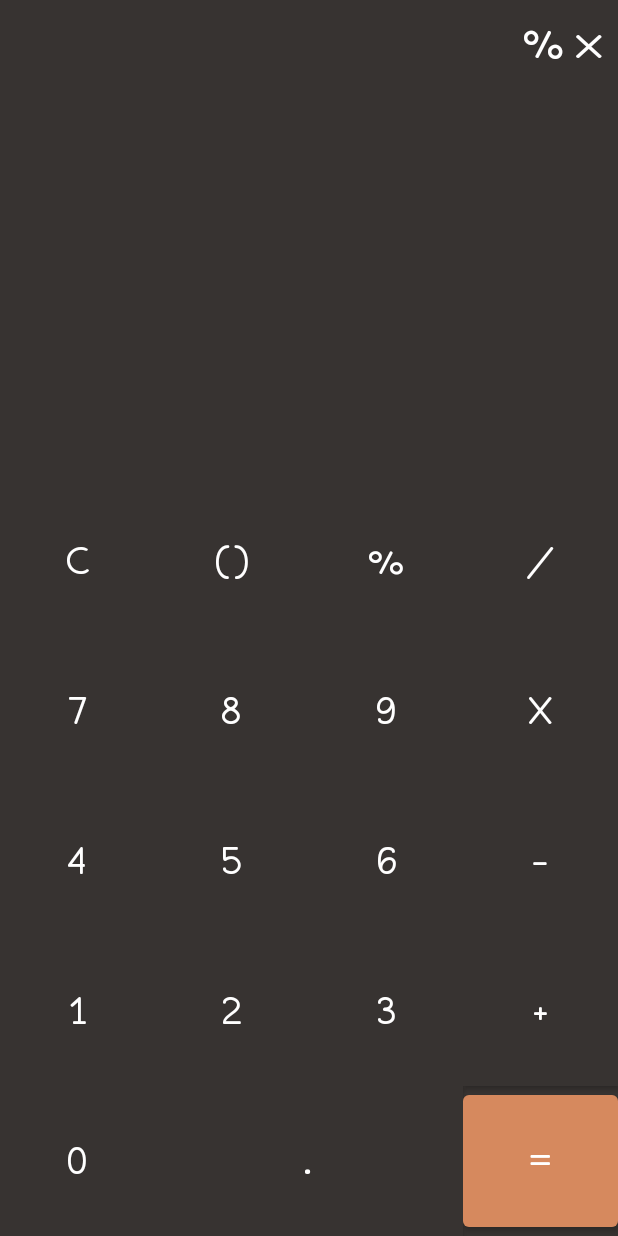
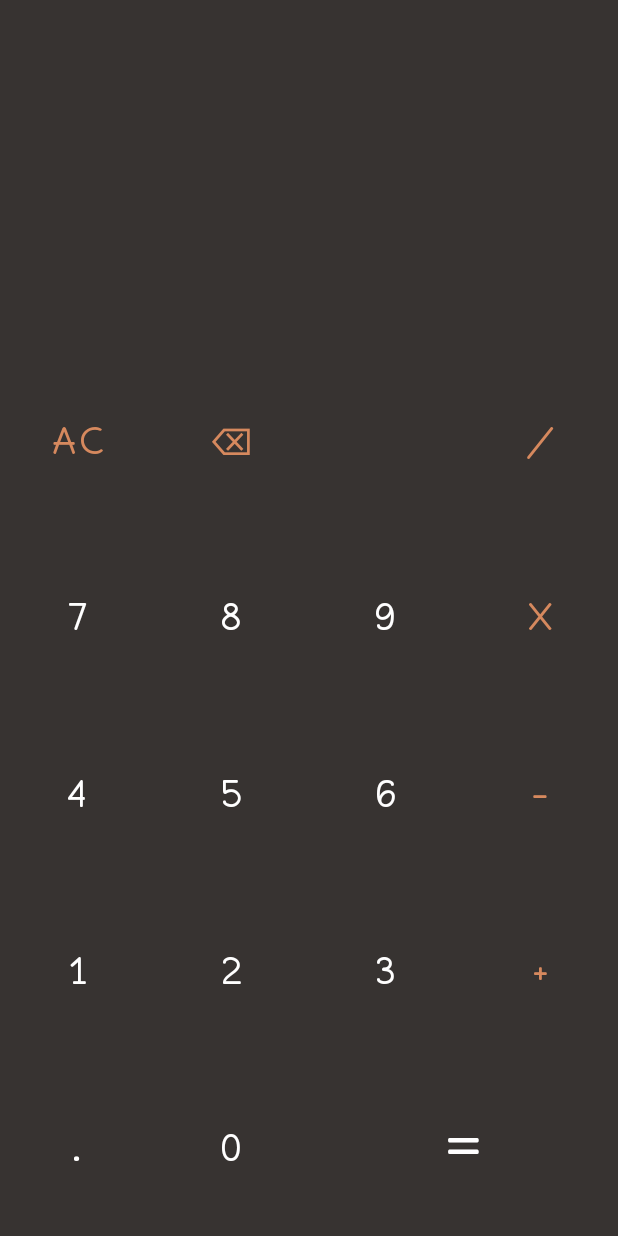
Before and after one commit to nicolasvc/CalculadoraLaPlace, an Android app: the screen it shows after launch (MainActivity), after a tap on an icon or button, on a phone screen of 412 x 824 dp. Run offline under Robolectric (Android 15) with nearby library versions, the phone set to English and light mode, and no system bars; 2 other taps on this screen came first.

Commit message:
Ajuste logica para que realize las operaciones basicas

```diff
--- a/app/src/main/java/com/example/calculadoralaplace/MainActivity.kt
+++ b/app/src/main/java/com/example/calculadoralaplace/MainActivity.kt
@@ -1,59 +1,174 @@
 package com.example.calculadoralaplace
 
 import android.os.Bundle
+import android.view.MenuItem
+import android.view.View
+import android.widget.Button
 import androidx.appcompat.app.AppCompatActivity
 import com.example.calculadoralaplace.databinding.ActivityMainBinding
+import kotlinx.android.synthetic.main.activity_main.*
 import kotlinx.android.synthetic.main.buttons_layout.*
 import kotlinx.android.synthetic.main.input_layout.*
 
 class MainActivity : AppCompatActivity() {
 
     private lateinit var binding: ActivityMainBinding
+    private var canAddOperation = false
+    private var canAddDecimal = true
 
     override fun onCreate(savedInstanceState: Bundle?) {
         super.onCreate(savedInstanceState)
         binding = ActivityMainBinding.inflate(layoutInflater)
         setContentView(binding.root)
-        initView()
     }
 
-    private fun initView(){
-        btn0.setOnClickListener { setProcess("0")}
-        btn1.setOnClickListener { setProcess("1")}
-        btn2.setOnClickListener { setProcess("2")}
-        btn3.setOnClickListener { setProcess("3")}
-        btn4.setOnClickListener { setProcess("4")}
-        btn5.setOnClickListener { setProcess("5")}
-        btn6.setOnClickListener { setProcess("6")}
-        btn7.setOnClickListener { setProcess("7")}
-        btn8.setOnClickListener { setProcess("8")}
-        btn9.setOnClickListener { setProcess("9")}
-        btnSum.setOnClickListener { setProcess("+")}
-        btnRest.setOnClickListener { setProcess("-")}
-        btnmultiply.setOnClickListener { setProcess("x")}
-        btnDivision.setOnClickListener { setProcess("÷")}
-        btnPercent.setOnClickListener { setProcess("%")}
-        btnClear.setOnClickListener {cleanCalculator()}
-        btnEquals.setOnClickListener { operateFunction() }
+    fun numberAction(view: View)
+    {
+        if(view is Button)
+        {
+            if(view.text == ".")
+            {
+                if(canAddDecimal)
+                    workingsTV.append(view.text)
 
-    }
+                canAddDecimal = false
+            }
+            else
+                workingsTV.append(view.text)
 
-    private fun operateFunction() {
-        val listaOperadores :List<String> = tvInput.text.toString().split("(?<=[-+*/])|(?=[-+*/])")
-        for (listaOperadore in listaOperadores) {
-
+            canAddOperation = true
         }
     }
 
-    private fun setProcess(value:String){
-        val progress = tvInput.text
-        tvInput.text = String.format("%s %s",progress,value)
+    fun operationAction(view: View)
+    {
+        if(view is Button && canAddOperation)
+        {
+            workingsTV.append(view.text)
+            canAddOperation = false
+            canAddDecimal = true
+        }
     }
 
-    private fun cleanCalculator(){
-        tvInput.text = ""
-        tvOutput.text = ""
+    fun allClearAction(view: View)
+    {
+        workingsTV.text = ""
+        resultsTV.text = ""
     }
 
+    fun backSpaceAction(view: View)
+    {
+        val length = workingsTV.length()
+        if(length > 0)
+            workingsTV.text = workingsTV.text.subSequence(0, length - 1)
+    }
+
+    fun equalsAction(view: View)
+    {
+        resultsTV.text = calculateResults()
+    }
+
+    private fun calculateResults(): String
+    {
+        val digitsOperators = digitsOperators()
+        if(digitsOperators.isEmpty()) return ""
+
+        val timesDivision = timesDivisionCalculate(digitsOperators)
+        if(timesDivision.isEmpty()) return ""
+
+        val result = addSubtractCalculate(timesDivision)
+        return result.toString()
+    }
+
+    private fun addSubtractCalculate(passedList: MutableList<Any>): Float
+    {
+        var result = passedList[0] as Float
+
+        for(i in passedList.indices)
+        {
+            if(passedList[i] is Char && i != passedList.lastIndex)
+            {
+                val operator = passedList[i]
+                val nextDigit = passedList[i + 1] as Float
+                if (operator == '+')
+                    result += nextDigit
+                if (operator == '-')
+                    result -= nextDigit
+            }
+        }
+
+        return result
+    }
+
+    private fun timesDivisionCalculate(passedList: MutableList<Any>): MutableList<Any>
+    {
+        var list = passedList
+        while (list.contains('x') || list.contains('/'))
+        {
+            list = calcTimesDiv(list)
+        }
+        return list
+    }
+
+    private fun calcTimesDiv(passedList: MutableList<Any>): MutableList<Any>
+    {
+        val newList = mutableListOf<Any>()
+        var restartIndex = passedList.size
+
+        for(i in passedList.indices)
+        {
+            if(passedList[i] is Char && i != passedList.lastIndex && i < restartIndex)
+            {
+                val operator = passedList[i]
+                val prevDigit = passedList[i - 1] as Float
+                val nextDigit = passedList[i + 1] as Float
+                when(operator)
+                {
+                    'x' ->
+                    {
+                        newList.add(prevDigit * nextDigit)
+                        restartIndex = i + 1
+                    }
+                    '/' ->
+                    {
+                        newList.add(prevDigit / nextDigit)
+                        restartIndex = i + 1
+                    }
+                    else ->
+                    {
+                        newList.add(prevDigit)
+                        newList.add(operator)
+                    }
+                }
+            }
+
+            if(i > restartIndex)
+                newList.add(passedList[i])
+        }
+
+        return newList
+    }
+
+    private fun digitsOperators(): MutableList<Any>
+    {
+        val list = mutableListOf<Any>()
+        var currentDigit = ""
+        for(character in workingsTV.text)
+        {
+            if(character.isDigit() || character == '.')
+                currentDigit += character
+            else
+            {
+                list.add(currentDigit.toFloat())
+                currentDigit = ""
+                list.add(character)
+            }
+        }
+
+        if(currentDigit != "")
+            list.add(currentDigit.toFloat())
+
+        return list
+    }
 
 }
--- a/app/src/main/res/layout/activity_main.xml
+++ b/app/src/main/res/layout/activity_main.xml
@@ -1,40 +1,147 @@
 <?xml version="1.0" encoding="utf-8"?>
-<androidx.constraintlayout.widget.ConstraintLayout xmlns:android="http://schemas.android.com/apk/res/android"
+<LinearLayout
+    xmlns:android="http://schemas.android.com/apk/res/android"
     xmlns:app="http://schemas.android.com/apk/res-auto"
     xmlns:tools="http://schemas.android.com/tools"
     android:layout_width="match_parent"
     android:layout_height="match_parent"
     android:orientation="vertical"
     android:background="@color/black_buttons"
-    android:layout_gravity="center_vertical"
+    tools:ignore="HardcodedText"
     tools:context=".MainActivity">
+    <androidx.constraintlayout.widget.ConstraintLayout
+        android:layout_width="match_parent"
+        android:layout_height="0dp"
+        android:layout_weight="2"
+        android:padding="20dp">
+
+        <TextView
+            android:id="@+id/workingsTV"
+            android:layout_width="match_parent"
+            android:layout_height="wrap_content"
+            android:text=""
+            android:lines="2"
+            android:maxLines="2"
+            android:textColor="@color/white"
+            android:textAlignment="textEnd"
+            android:textSize="25sp"
+            app:layout_constraintBottom_toTopOf="@id/resultsTV"
+            app:layout_constraintLeft_toLeftOf="parent"
+            app:layout_constraintRight_toRightOf="parent"
+            app:layout_constraintTop_toTopOf="parent" />
+
+        <TextView
+            android:id="@+id/resultsTV"
+            android:layout_width="match_parent"
+            android:layout_height="wrap_content"
+            android:text=""
+            android:lines="1"
+            android:maxLines="1"
+            android:textColor="@color/white"
+            android:textAlignment="textEnd"
+            android:textSize="40sp"
+            app:layout_constraintBottom_toBottomOf="parent"
+            app:layout_constraintLeft_toLeftOf="parent"
+            app:layout_constraintRight_toRightOf="parent" />
+
+
+    </androidx.constraintlayout.widget.ConstraintLayout>
 
     <LinearLayout
-        android:layout_width="match_parent"
-        android:layout_height="wrap_content"
-        app:layout_constraintStart_toStartOf="parent"
-        app:layout_constraintTop_toTopOf="parent">
+        style="@style/buttonRow">
 
-        <include
-            layout="@layout/input_layout"
-            android:layout_width="match_parent"
-            android:layout_height="wrap_content" />
+        <Button
+            style="@style/buttonNumber"
+            android:textColor="@color/orange"
+            android:onClick="allClearAction"
+            android:text="AC"/>
+        <Button
+            style="@style/buttonNumber"
+            android:textColor="@color/orange"
+            android:onClick="backSpaceAction"
+            android:text="⌫"/>
+        <Button
+            style="@style/buttonNumber"
+            android:text="" />
+        <Button
+            style="@style/buttonOperator"
+            android:text="/"/>
+
     </LinearLayout>
 
     <LinearLayout
-        android:layout_width="match_parent"
-        android:layout_height="wrap_content"
-        android:background="@color/black_buttons"
-        app:layout_constraintBottom_toBottomOf="parent"
-        app:layout_constraintEnd_toEndOf="parent"
-        app:layout_constraintStart_toStartOf="parent">
+        style="@style/buttonRow">
 
-        <include
-            layout="@layout/buttons_layout"
-            android:layout_width="match_parent"
-            android:layout_height="wrap_content" />
+        <Button
+            style="@style/buttonNumber"
+            android:text="7"/>
+        <Button
+            style="@style/buttonNumber"
+            android:text="8"/>
+        <Button
+            style="@style/buttonNumber"
+            android:text="9" />
+        <Button
+            style="@style/buttonOperator"
+            android:text="x"/>
+
+    </LinearLayout>
+
+    <LinearLayout
+        style="@style/buttonRow">
+
+        <Button
+            style="@style/buttonNumber"
+            android:text="4"/>
+        <Button
+            style="@style/buttonNumber"
+            android:text="5"/>
+        <Button
+            style="@style/buttonNumber"
+            android:text="6" />
+        <Button
+            style="@style/buttonOperator"
+            android:text="-"/>
+
+    </LinearLayout>
+
+    <LinearLayout
+        style="@style/buttonRow">
+
+        <Button
+            style="@style/buttonNumber"
+            android:text="1"/>
+        <Button
+            style="@style/buttonNumber"
+            android:text="2"/>
+        <Button
+            style="@style/buttonNumber"
+            android:text="3" />
+        <Button
+            style="@style/buttonOperator"
+            android:text="+"/>
+
+    </LinearLayout>
+
+    <LinearLayout
+        style="@style/buttonRow">
+
+        <Button
+            style="@style/buttonNumber"
+            android:text="."/>
+        <Button
+            style="@style/buttonNumber"
+            android:text="0"/>
+        <Button
+            style="@style/buttonNumber"
+            android:layout_weight="2"
+            android:background="@color/orange"
+            android:textSize="40sp"
+            android:onClick="equalsAction"
+            android:text="=" />
 
     </LinearLayout>
 
 
-</androidx.constraintlayout.widget.ConstraintLayout>
+
+</LinearLayout>
--- /dev/null
+++ b/app/src/main/res/values/styles.xml
@@ -0,0 +1,29 @@
+<?xml version="1.0" encoding="utf-8"?>
+<resources>
+    <style name="buttonRow">
+        <item name="android:layout_weight">1</item>
+        <item name="android:layout_width">match_parent</item>
+        <item name="android:layout_height">0dp</item>
+    </style>
+
+    <style name="buttonNumber">
+        <item name="android:layout_weight">1</item>
+        <item name="android:layout_width">0dp</item>
+        <item name="android:layout_height">match_parent</item>
+        <item name="android:background">@color/black_buttons</item>
+        <item name="android:textSize">25sp</item>
+        <item name="android:textColor">@color/white</item>
+        <item name="android:onClick">numberAction</item>
+    </style>
+
+    <style name="buttonOperator">
+        <item name="android:layout_weight">1</item>
+        <item name="android:layout_width">0dp</item>
+        <item name="android:layout_height">match_parent</item>
+        <item name="android:background">@color/black_buttons</item>
+        <item name="android:textSize">25sp</item>
+        <item name="android:textColor">@color/orange</item>
+        <item name="android:onClick">operationAction</item>
+    </style>
+
+</resources>
```
